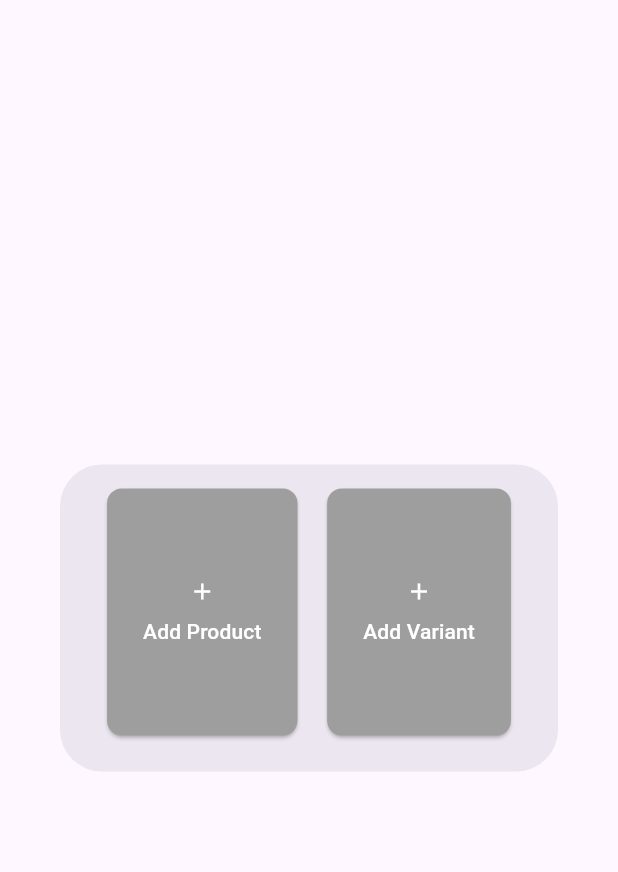
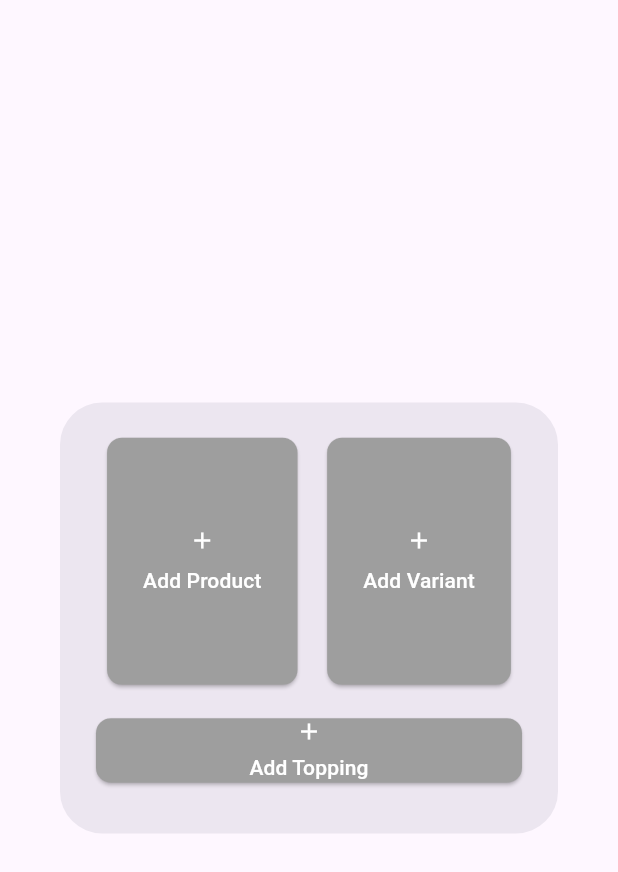
Before and after one commit to Shade2012/warmindo_admin_ui, a Flutter app: the PopupAddProducts widget shown alone on an empty page, opened directly, on a phone screen of 412 x 824 dp. Shown: the top 872 px of the screen. Run offline on Flutter 3.47's test engine with Material 3 defaults, Android fonts, the light colour scheme and no system bars; our stand-ins replace animated_custom_dropdown, flutter_svg, font_awesome_flutter, get, google_fonts, image_picker and 2 more; network calls fail.

Commit message:
style : [AF] add button add topping on popup

```diff
--- a/lib/pages/product_page/widget/popup_add_product.dart
+++ b/lib/pages/product_page/widget/popup_add_product.dart
@@ -14,8 +14,11 @@ class PopupAddProducts extends StatelessWidget {
     return AlertDialog(
       content: SizedBox(
         width: screenWidth * 0.9,
-        height: screenHeight * 0.2,
-        child: Row(
+        height: screenHeight * 0.3,
+        child: Column(
+          mainAxisAlignment: MainAxisAlignment.spaceEvenly,
+          children: [
+            Row(
               mainAxisAlignment: MainAxisAlignment.spaceEvenly,
               children: [
                 ElevatedButton(
@@ -69,6 +72,33 @@ class PopupAddProducts extends StatelessWidget {
                 ),
               ],
             ),
+            SizedBox(height: 5),
+            ElevatedButton(
+              style: ElevatedButton.styleFrom(
+                backgroundColor: Colors.grey,
+                minimumSize: Size(screenWidth * 0.7, screenHeight * 0.01),
+                shape: RoundedRectangleBorder(
+                  borderRadius: BorderRadius.circular(10),
+                ),
+              ),
+              onPressed: () {
+                Get.toNamed(Routes.ADD_PRODUCT_PAGE);
+              },
+              child: Column(
+                mainAxisAlignment: MainAxisAlignment.center,
+                children: [
+                  Icon(Icons.add, color: Colors.white),
+                  SizedBox(height: 5), // Space between icon and text
+                  Text(
+                    'Add Topping',
+                    style: TextStyle(color: Colors.white),
+                    textAlign: TextAlign.center,
+                  ),
+                ],
+              ),
+            ),
+          ],
+        ),
       ),
     );
   }
```
Lines whose indentation alone changed are shown as unchanged.
